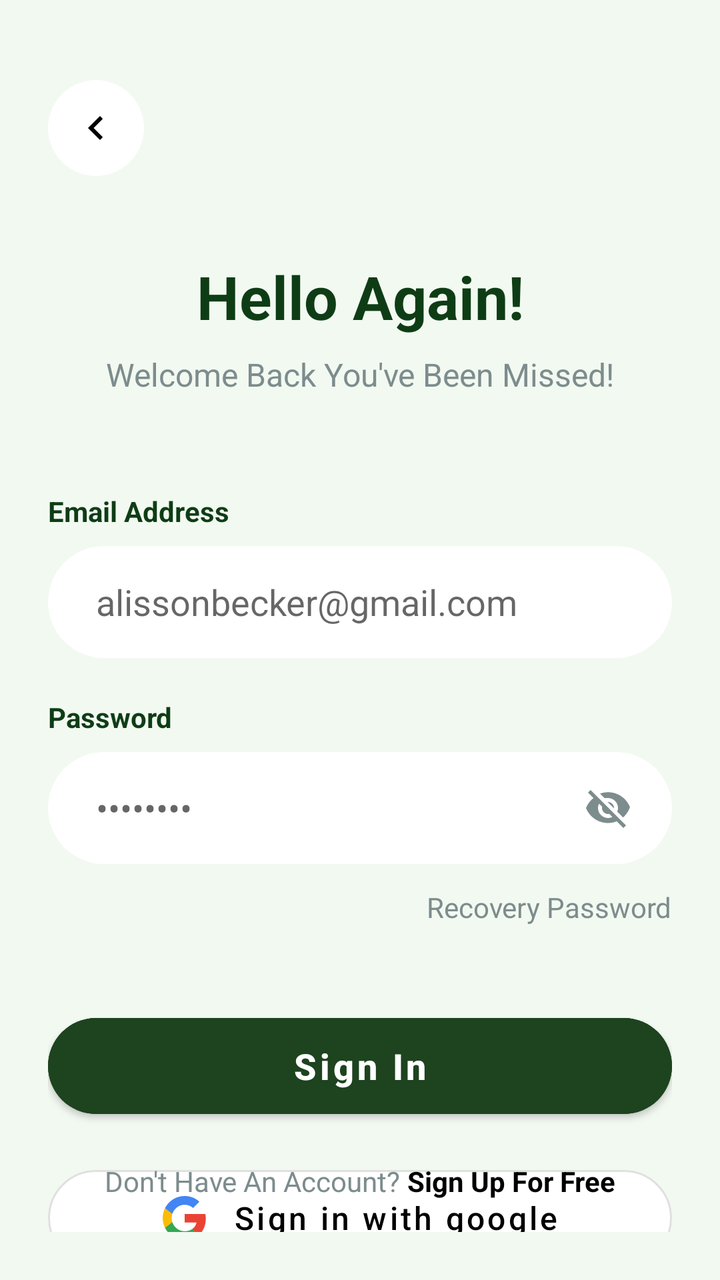
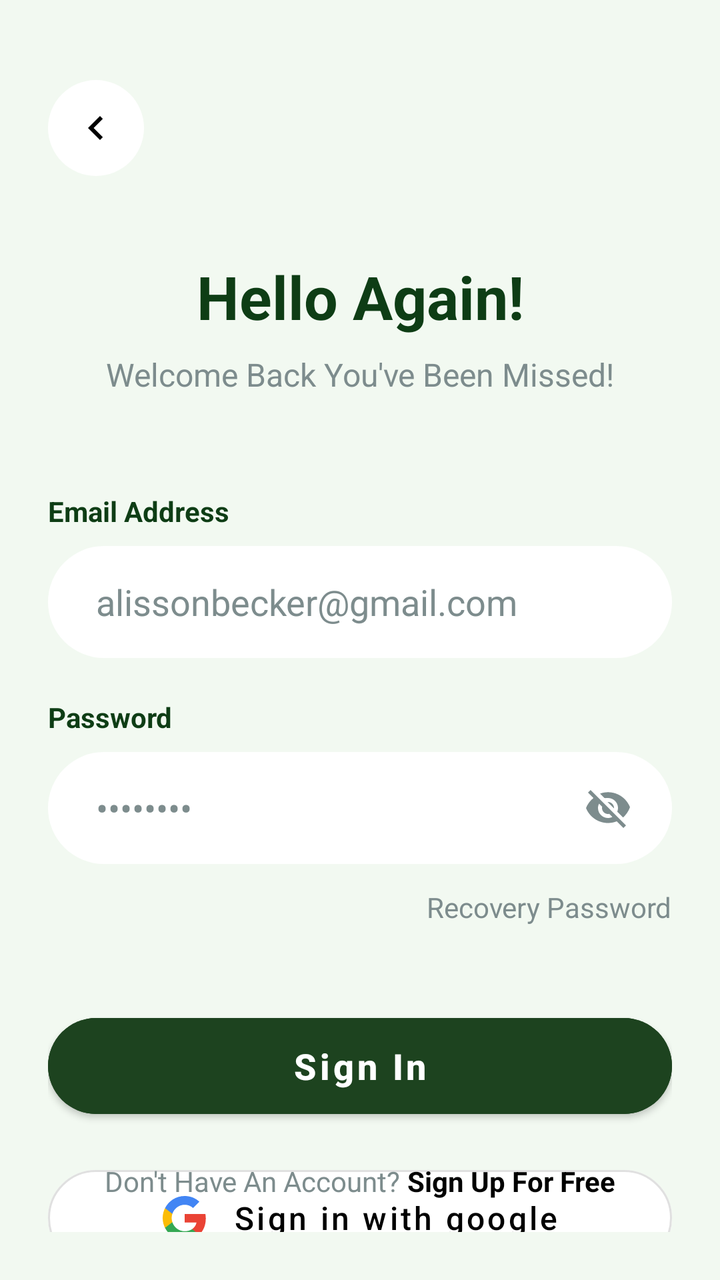

Screens rendered from an Android XML layout before and after an edit, with the pre-edit source and the edit as a unified diff.
<!-- AndroidManifest.xml: application theme Theme.SmartGardening -->
<!-- res/layout/activity_login.xml -->
<?xml version="1.0" encoding="utf-8"?>
<androidx.constraintlayout.widget.ConstraintLayout xmlns:android="http://schemas.android.com/apk/res/android"
    xmlns:app="http://schemas.android.com/apk/res-auto"
    xmlns:tools="http://schemas.android.com/tools"
    android:layout_width="match_parent"
    android:layout_height="match_parent"
    android:background="#F2F9F1"
    android:padding="24dp">

    <ImageButton
        android:id="@+id/btnBack"
        android:layout_width="48dp"
        android:layout_height="48dp"
        android:layout_marginTop="16dp"
        android:background="@drawable/bg_circle_white"
        android:contentDescription="Back"
        android:padding="12dp"
        android:src="@drawable/ic_chevron_left"
        app:layout_constraintStart_toStartOf="parent"
        app:layout_constraintTop_toTopOf="parent" />

    <TextView
        android:id="@+id/tvTitle"
        android:layout_width="wrap_content"
        android:layout_height="wrap_content"
        android:layout_marginTop="40dp"
        android:text="Hello Again!"
        android:textColor="#0E3D15"
        android:textSize="30sp"
        android:textStyle="bold"
        app:layout_constraintEnd_toEndOf="parent"
        app:layout_constraintStart_toStartOf="parent"
        app:layout_constraintTop_toBottomOf="@id/btnBack" />

    <TextView
        android:id="@+id/tvSubTitle"
        android:layout_width="wrap_content"
        android:layout_height="wrap_content"
        android:layout_marginTop="8dp"
        android:text="Welcome Back You've Been Missed!"
        android:textColor="#7D8C8D"
        android:textSize="16sp"
        app:layout_constraintEnd_toEndOf="parent"
        app:layout_constraintStart_toStartOf="parent"
        app:layout_constraintTop_toBottomOf="@id/tvTitle" />

    <TextView
        android:id="@+id/tvLabelEmail"
        android:layout_width="wrap_content"
        android:layout_height="wrap_content"
        android:layout_marginTop="48dp"
        android:text="Email Address"
        android:textColor="#0E3D15"
        android:textStyle="bold"
        app:layout_constraintStart_toStartOf="parent"
        app:layout_constraintTop_toBottomOf="@id/tvSubTitle" />

    <EditText
        android:id="@+id/etEmail"
        android:layout_width="match_parent"
        android:layout_height="56dp"
        android:layout_marginTop="8dp"
        android:background="@drawable/bg_edittext"
        android:hint="alissonbecker@gmail.com"
        android:inputType="textEmailAddress"
        android:paddingHorizontal="24dp"
        app:layout_constraintTop_toBottomOf="@id/tvLabelEmail" />

    <TextView
        android:id="@+id/tvLabelPassword"
        android:layout_width="wrap_content"
        android:layout_height="wrap_content"
        android:layout_marginTop="20dp"
        android:text="Password"
        android:textColor="#0E3D15"
        android:textStyle="bold"
        app:layout_constraintStart_toStartOf="parent"
        app:layout_constraintTop_toBottomOf="@id/etEmail" />

    <FrameLayout
        android:id="@+id/layoutPassword"
        android:layout_width="match_parent"
        android:layout_height="56dp"
        android:layout_marginTop="8dp"
        app:layout_constraintTop_toBottomOf="@id/tvLabelPassword">

        <EditText
            android:id="@+id/etPassword"
            android:layout_width="match_parent"
            android:layout_height="match_parent"
            android:background="@drawable/bg_edittext"
            android:hint="••••••••"
            android:inputType="textPassword"
            android:paddingHorizontal="24dp" />

        <ImageView
            android:id="@+id/ivTogglePassword"
            android:layout_width="24dp"
            android:layout_height="24dp"
            android:layout_gravity="end|center_vertical"
            android:layout_marginEnd="20dp"
            android:src="@drawable/ic_eye_off"
            app:tint="#7D8C8D" />
    </FrameLayout>

    <TextView
        android:id="@+id/tvRecovery"
        android:layout_width="wrap_content"
        android:layout_height="wrap_content"
        android:layout_marginTop="12dp"
        android:text="Recovery Password"
        android:textColor="#7D8C8D"
        android:textSize="14sp"
        app:layout_constraintEnd_toEndOf="parent"
        app:layout_constraintTop_toBottomOf="@id/layoutPassword" />

    <com.google.android.material.button.MaterialButton
        android:id="@+id/btnSignIn"
        android:layout_width="match_parent"
        android:layout_height="60dp"
        android:layout_marginTop="40dp"
        android:backgroundTint="#1D431F"
        android:text="Sign In"
        android:textAllCaps="false"
        android:textColor="#FFFFFF"
        android:textSize="18sp"
        android:textStyle="bold"
        app:cornerRadius="30dp"
        app:elevation="0dp"
        app:layout_constraintTop_toBottomOf="@id/tvRecovery"
        tools:layout_editor_absoluteX="24dp" />

    <com.google.android.material.button.MaterialButton
        android:id="@+id/btnGoogle"
        style="@style/Widget.MaterialComponents.Button.UnelevatedButton"
        android:layout_width="match_parent"
        android:layout_height="60dp"
        android:layout_marginTop="16dp"
        android:backgroundTint="#FFFFFF"
        android:text="Sign in with google"
        android:textAllCaps="false"
        android:textColor="#000000"
        android:textSize="16sp"
        app:cornerRadius="30dp"
        app:icon="@drawable/ic_google"
        app:iconGravity="textStart"
        app:iconPadding="12dp"
        app:iconSize="24dp"
        app:iconTint="@null"
        app:strokeColor="#E0E0E0"
        app:strokeWidth="1dp"
        app:layout_constraintTop_toBottomOf="@id/btnSignIn" />

    <LinearLayout
        android:layout_width="wrap_content"
        android:layout_height="wrap_content"
        android:layout_marginBottom="16dp"
        android:orientation="horizontal"
        app:layout_constraintBottom_toBottomOf="parent"
        app:layout_constraintEnd_toEndOf="parent"
        app:layout_constraintStart_toStartOf="parent">

        <TextView
            android:layout_width="wrap_content"
            android:layout_height="wrap_content"
            android:text="Don't Have An Account? "
            android:textColor="#7D8C8D" />

        <TextView
            android:id="@+id/tvSignUp"
            android:layout_width="wrap_content"
            android:layout_height="wrap_content"
            android:text="Sign Up For Free"
            android:textColor="#000000"
            android:textStyle="bold" />
    </LinearLayout>

</androidx.constraintlayout.widget.ConstraintLayout>
<!-- resources referenced by this layout -->
<resources>
  <!-- drawable bg_circle_white (drawable) -->
  <?xml version="1.0" encoding="utf-8"?>
  <shape xmlns:android="http://schemas.android.com/apk/res/android" android:shape="oval">
      <solid android:color="#FFFFFF" />
  </shape>
  <!-- drawable bg_edittext (drawable) -->
  <?xml version="1.0" encoding="utf-8"?>
  <shape xmlns:android="http://schemas.android.com/apk/res/android">
      <solid android:color="#FFFFFF" />
      <corners android:radius="28dp" />
  </shape>
  <!-- drawable ic_chevron_left (drawable) -->
  <vector xmlns:android="http://schemas.android.com/apk/res/android" android:height="24dp" android:tint="#000000" android:viewportHeight="24" android:viewportWidth="24" android:width="24dp">
        
      <path android:fillColor="@android:color/white" android:pathData="M15.41,7.41L14,6l-6,6 6,6 1.41,-1.41L10.83,12z"/>
      
  </vector>
  <!-- drawable ic_eye_off (drawable) -->
  <?xml version="1.0" encoding="utf-8"?>
  <vector xmlns:android="http://schemas.android.com/apk/res/android"
      android:width="24dp"
      android:height="24dp"
      android:viewportWidth="24"
      android:viewportHeight="24">
      <path
          android:fillColor="#7D8C8D"
          android:pathData="M12,7c2.76,0 5,2.24 5,5 0,0.65 -0.13,1.26 -0.36,1.82l2.92,2.92c1.51,-1.39 2.73,-3.14 3.44,-5.14 -1.73,-4.39 -6,-7.5 -11,-7.5 -1.4,0 -2.74,0.25 -3.98,0.7l2.16,2.16C10.74,7.13 11.35,7 12,7zM2,4.27l2.28,2.28 0.46,0.46C3.08,8.3 1.78,10.02 1,12c1.73,4.39 6,7.5 11,7.5 1.55,0 3.03,-0.3 4.38,-0.84l0.42,0.42L19.73,22 21,20.73 3.27,3 2,4.27zM7.53,9.8l1.55,1.55c-0.05,0.21 -0.08,0.43 -0.08,0.65 0,1.66 1.34,3 3,3 0.22,0 0.44,-0.03 0.65,-0.08l1.55,1.55c-0.67,0.33 -1.41,0.53 -2.2,0.53 -2.76,0 -5,-2.24 -5,-5 0,-0.79 0.2,-1.53 0.53,-2.2zm4.31,-0.78l3.15,3.15 0.02,-0.16c0,-1.66 -1.34,-3 -3,-3l-0.17,0.01z" />
  </vector>
  <!-- drawable ic_google (drawable) -->
  <?xml version="1.0" encoding="utf-8"?>
  <vector xmlns:android="http://schemas.android.com/apk/res/android"
      android:width="24dp"
      android:height="24dp"
      android:viewportWidth="24"
      android:viewportHeight="24">
      <path
          android:fillColor="#EA4335"
          android:pathData="M22.56,12.25c0,-0.78 -0.07,-1.53 -0.2,-2.25H12v4.26h5.92c-0.26,1.37 -1.04,2.53 -2.21,3.31v2.77h3.57c2.08,-1.92 3.28,-4.74 3.28,-8.09z" />
      <path
          android:fillColor="#34A853"
          android:pathData="M12,23c2.97,0 5.46,-0.98 7.28,-2.66l-3.57,-2.77c-0.99,0.66 -2.25,1.06 -3.71,1.06 -2.86,0 -5.29,-1.93 -6.16,-4.53H2.18v2.84C3.99,20.53 7.7,23 12,23z" />
      <path
          android:fillColor="#FBBC05"
          android:pathData="M5.84,14.09c-0.22,-0.66 -0.35,-1.36 -0.35,-2.09s0.13,-1.43 0.35,-2.09V7.07H2.18C1.43,8.55 1,10.22 1,12s0.43,3.45 1.18,4.93l3.66,-2.84z" />
      <path
          android:fillColor="#4285F4"
          android:pathData="M12,5.38c1.62,0 3.06,0.56 4.21,1.64l3.15,-3.15C17.45,2.09 14.97,1 12,1 7.7,1 3.99,3.47 2.18,7.07l3.66,2.84c0.87,-2.6 3.3,-4.53 6.16,-4.53z" />
  </vector>
  <style name="Theme.SmartGardening" parent="Theme.MaterialComponents.DayNight.NoActionBar" />
</resources>

<!-- the commit's change to res/layout/activity_login.xml (unified diff, before → after) -->
@@ -64,6 +64,8 @@
         android:hint="alissonbecker@gmail.com"
         android:inputType="textEmailAddress"
         android:paddingHorizontal="24dp"
+        android:textColor="#000000"
+        android:textColorHint="#7D8C8D"
         app:layout_constraintTop_toBottomOf="@id/tvLabelEmail" />
 
     <TextView
@@ -91,7 +93,9 @@
             android:background="@drawable/bg_edittext"
             android:hint="••••••••"
             android:inputType="textPassword"
-            android:paddingHorizontal="24dp" />
+            android:paddingHorizontal="24dp"
+            android:textColor="#000000"
+            android:textColorHint="#7D8C8D" />
 
         <ImageView
             android:id="@+id/ivTogglePassword"
<!-- resource entries referenced after the edit -->
@@ -48,6 +48,18 @@
           android:fillColor="#4285F4"
           android:pathData="M12,5.38c1.62,0 3.06,0.56 4.21,1.64l3.15,-3.15C17.45,2.09 14.97,1 12,1 7.7,1 3.99,3.47 2.18,7.07l3.66,2.84c0.87,-2.6 3.3,-4.53 6.16,-4.53z" />
   </vector>
-  <style name="Theme.SmartGardening" parent="Theme.MaterialComponents.DayNight.NoActionBar" />
+  <style name="Theme.SmartGardening" parent="Theme.MaterialComponents.Light.NoActionBar">
+          <item name="android:windowBackground">#FFFFFF</item>
+          <item name="android:forceDarkAllowed">false</item>
+          <item name="android:textColorPrimary">#000000</item>
+          <item name="android:textColorSecondary">#333333</item>
+          <item name="android:editTextColor">#000000</item>
+          <item name="colorOnBackground">#000000</item>
+          <item name="colorOnSurface">#000000</item>
+          <item name="colorSurface">#FFFFFF</item>
+          <item name="colorControlNormal">#1D431F</item>
+          <item name="android:windowLightStatusBar">true</item>
+          <item name="android:statusBarColor">#F2F9F1</item>
+      </style>
 </resources>
 
